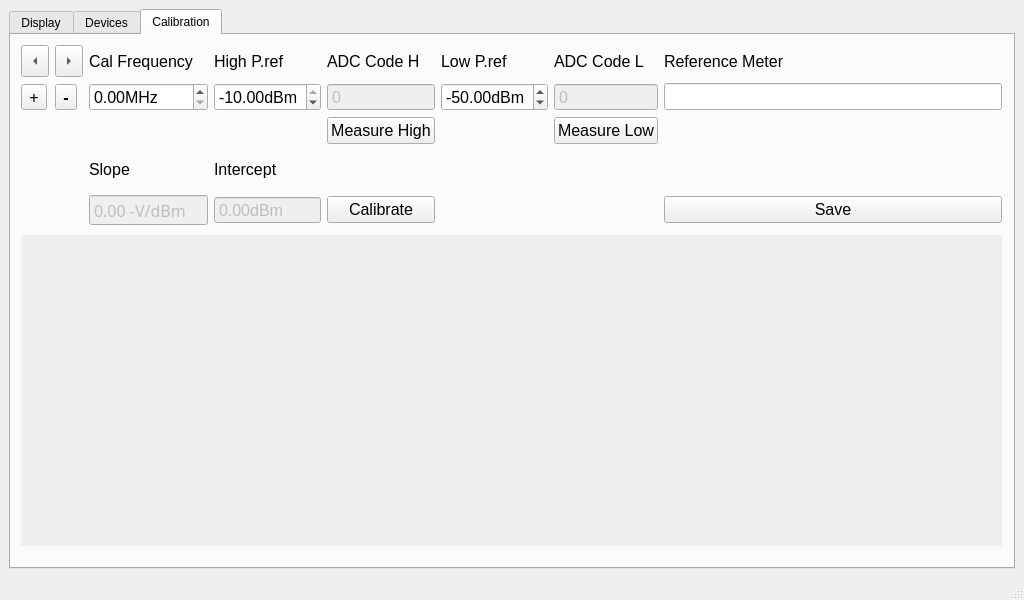
Above: powerMeter.ui from g4ixt/RFPowerMeter before the change. Below: the same form after it.
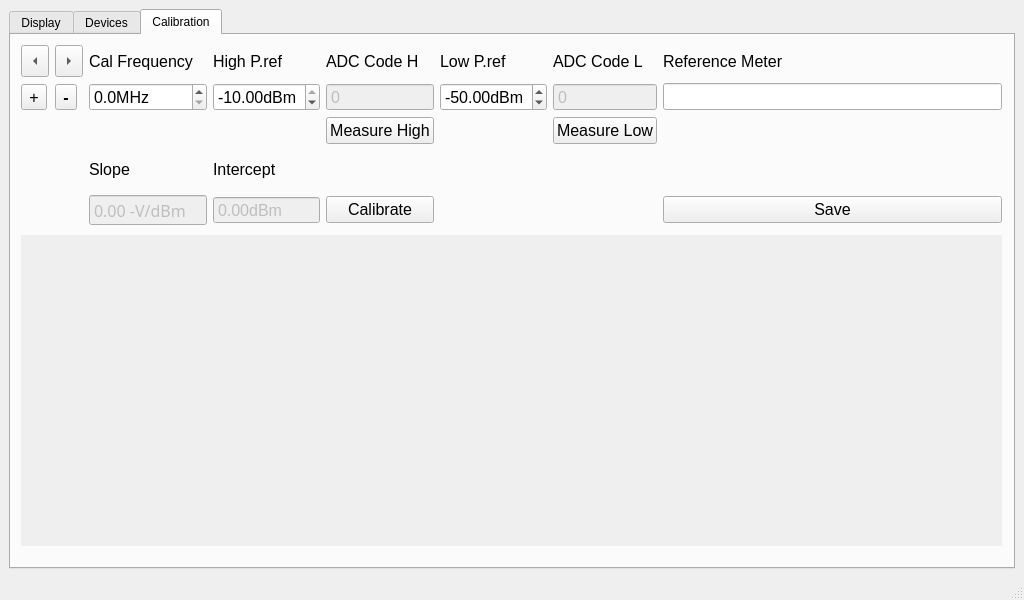
That is the form after the change. The open tabs and pages were chosen to show the change. Custom widgets are drawn as their Qt base class.

Diff of the .ui file:
```diff
--- a/powerMeter.ui
+++ b/powerMeter.ui
@@ -1788,6 +1788,9 @@
            <property name="suffix">
             <string>MHz</string>
            </property>
+           <property name="decimals">
+            <number>1</number>
+           </property>
            <property name="maximum">
             <double>3000.000000000000000</double>
            </property>
```
Left out of the diff: 2 changed lines with no effect on the pictures.
